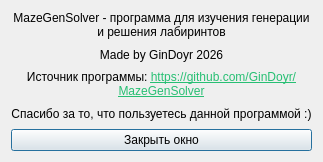
Old version of the form refwindow.ui in the repository GinDoyr/MazeGenSolver.
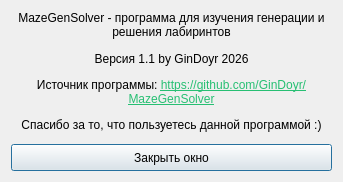
New version of the form.

Diff of the .ui file:
```diff
--- a/refwindow.ui
+++ b/refwindow.ui
@@ -6,8 +6,8 @@
    <rect>
     <x>0</x>
     <y>0</y>
-    <width>317</width>
-    <height>162</height>
+    <width>343</width>
+    <height>182</height>
    </rect>
   </property>
   <property name="sizePolicy">
@@ -22,6 +22,12 @@
   <layout class="QVBoxLayout" name="verticalLayout">
    <item>
     <widget class="QLabel" name="label">
+     <property name="sizePolicy">
+      <sizepolicy hsizetype="Preferred" vsizetype="Expanding">
+       <horstretch>0</horstretch>
+       <verstretch>0</verstretch>
+      </sizepolicy>
+     </property>
      <property name="autoFillBackground">
       <bool>false</bool>
      </property>
@@ -44,8 +50,14 @@
    </item>
    <item>
     <widget class="QLabel" name="label_2">
+     <property name="sizePolicy">
+      <sizepolicy hsizetype="Preferred" vsizetype="Expanding">
+       <horstretch>0</horstretch>
+       <verstretch>0</verstretch>
+      </sizepolicy>
+     </property>
      <property name="text">
-      <string>Made by GinDoyr 2026</string>
+      <string>Версия 1.1 by GinDoyr 2026</string>
      </property>
      <property name="alignment">
       <set>Qt::AlignmentFlag::AlignCenter</set>
@@ -54,6 +66,12 @@
    </item>
    <item>
     <widget class="QLabel" name="label_4">
+     <property name="sizePolicy">
+      <sizepolicy hsizetype="Preferred" vsizetype="Expanding">
+       <horstretch>0</horstretch>
+       <verstretch>0</verstretch>
+      </sizepolicy>
+     </property>
      <property name="text">
       <string>&lt;html&gt;&lt;head/&gt;&lt;body&gt;&lt;p&gt;Источник программы: &lt;a href=&quot;https://github.com/GinDoyr/MazeGenSolver&quot;&gt;&lt;span style=&quot; text-decoration: underline; color:#27bf73;&quot;&gt;https://github.com/GinDoyr/MazeGenSolver&lt;/span&gt;&lt;/a&gt;&lt;/p&gt;&lt;/body&gt;&lt;/html&gt;</string>
      </property>
@@ -70,6 +88,12 @@
    </item>
    <item>
     <widget class="QLabel" name="label_3">
+     <property name="sizePolicy">
+      <sizepolicy hsizetype="Preferred" vsizetype="Expanding">
+       <horstretch>0</horstretch>
+       <verstretch>0</verstretch>
+      </sizepolicy>
+     </property>
      <property name="text">
       <string>Спасибо за то, что пользуетесь данной программой :)</string>
      </property>
@@ -80,6 +104,12 @@
    </item>
    <item>
     <widget class="QPushButton" name="pushButton">
+     <property name="sizePolicy">
+      <sizepolicy hsizetype="Minimum" vsizetype="Expanding">
+       <horstretch>0</horstretch>
+       <verstretch>0</verstretch>
+      </sizepolicy>
+     </property>
      <property name="text">
       <string>Закрыть окно</string>
      </property>
```
